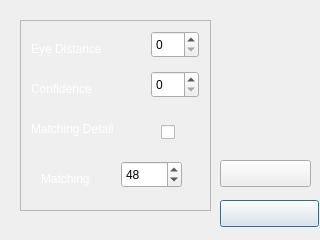
Before: the Qt Designer form dialogsetting.ui in racroi3010/nr-smartface, drawn with Qt 5.
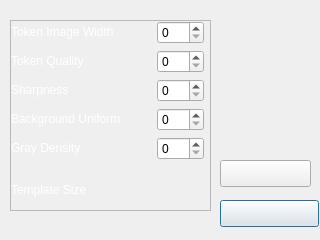
After: the same form once the commit is applied. Icons and pictures are not drawn.

The edit to the form file:
```diff
--- a/dialogsetting.ui
+++ b/dialogsetting.ui
@@ -63,9 +63,9 @@
   <widget class="QScrollArea" name="scrollArea">
    <property name="geometry">
     <rect>
-     <x>20</x>
+     <x>10</x>
      <y>20</y>
-     <width>191</width>
+     <width>201</width>
      <height>191</height>
     </rect>
    </property>
@@ -77,119 +77,132 @@
      <rect>
       <x>0</x>
       <y>0</y>
-      <width>189</width>
+      <width>199</width>
       <height>189</height>
      </rect>
     </property>
-    <widget class="QSpinBox" name="spb_matching">
+    <widget class="QWidget" name="gridLayoutWidget">
      <property name="geometry">
       <rect>
-       <x>100</x>
-       <y>140</y>
-       <width>61</width>
-       <height>27</height>
+       <x>0</x>
+       <y>0</y>
+       <width>193</width>
+       <height>286</height>
       </rect>
      </property>
-     <property name="value">
-      <number>48</number>
-     </property>
-    </widget>
-    <widget class="QLabel" name="label_6">
-     <property name="geometry">
-      <rect>
-       <x>20</x>
-       <y>150</y>
-       <width>71</width>
-       <height>17</height>
-      </rect>
-     </property>
-     <property name="styleSheet">
-      <string notr="true">background-image: url(:/new/images/images/bg_text_overlay.png);</string>
-     </property>
+     <layout class="QGridLayout" name="gridLayout" columnstretch="3,1">
+      <item row="9" column="0">
+       <widget class="QLabel" name="label">
+        <property name="text">
+         <string>&lt;html&gt;&lt;head/&gt;&lt;body&gt;&lt;p&gt;&lt;span style=&quot; color:#ffffff;&quot;&gt;First Result&lt;/span&gt;&lt;/p&gt;&lt;/body&gt;&lt;/html&gt;</string>
+        </property>
+       </widget>
+      </item>
+      <item row="6" column="1">
+       <widget class="QCheckBox" name="checkBox_3">
      <property name="text">
-      <string>&lt;html&gt;&lt;head/&gt;&lt;body&gt;&lt;p&gt;&lt;span style=&quot; color:#ffffff;&quot;&gt;Matching&lt;/span&gt;&lt;/p&gt;&lt;/body&gt;&lt;/html&gt;</string>
-     </property>
-    </widget>
-    <widget class="QLabel" name="label_7">
-     <property name="geometry">
-      <rect>
-       <x>10</x>
-       <y>100</y>
-       <width>111</width>
-       <height>17</height>
-      </rect>
-     </property>
-     <property name="styleSheet">
-      <string notr="true">background-image: url(:/new/images/images/bg_text_overlay.png);</string>
-     </property>
+         <string/>
+        </property>
+       </widget>
+      </item>
+      <item row="6" column="0">
+       <widget class="QLabel" name="label_4">
+        <property name="text">
+         <string>&lt;html&gt;&lt;head/&gt;&lt;body&gt;&lt;p&gt;&lt;span style=&quot; color:#ffffff;&quot;&gt;Detect All Feature&lt;/span&gt;&lt;/p&gt;&lt;/body&gt;&lt;/html&gt;</string>
+        </property>
+       </widget>
+      </item>
+      <item row="7" column="0">
+       <widget class="QLabel" name="label_3">
      <property name="text">
       <string>&lt;html&gt;&lt;head/&gt;&lt;body&gt;&lt;p&gt;&lt;span style=&quot; color:#ffffff;&quot;&gt;Matching Detail&lt;/span&gt;&lt;/p&gt;&lt;/body&gt;&lt;/html&gt;</string>
      </property>
     </widget>
-    <widget class="QCheckBox" name="cb_matchingdetail">
-     <property name="geometry">
-      <rect>
-       <x>140</x>
-       <y>100</y>
-       <width>21</width>
-       <height>22</height>
-      </rect>
-     </property>
+      </item>
+      <item row="7" column="1">
+       <widget class="QCheckBox" name="checkBox_2">
      <property name="text">
       <string/>
      </property>
     </widget>
+      </item>
+      <item row="4" column="1">
+       <widget class="QSpinBox" name="spinBox_2"/>
+      </item>
+      <item row="1" column="1">
+       <widget class="QSpinBox" name="spinBox_5"/>
+      </item>
+      <item row="8" column="1">
+       <widget class="QSpinBox" name="spinBox"/>
+      </item>
+      <item row="2" column="0">
     <widget class="QLabel" name="label_8">
-     <property name="geometry">
-      <rect>
-       <x>10</x>
-       <y>20</y>
-       <width>111</width>
-       <height>17</height>
-      </rect>
-     </property>
-     <property name="styleSheet">
-      <string notr="true">background-image: url(:/new/images/images/bg_text_overlay.png);</string>
-     </property>
+        <property name="text">
+         <string>&lt;html&gt;&lt;head/&gt;&lt;body&gt;&lt;p&gt;&lt;span style=&quot; color:#ffffff;&quot;&gt;Sharpness&lt;/span&gt;&lt;/p&gt;&lt;/body&gt;&lt;/html&gt;</string>
+        </property>
+       </widget>
+      </item>
+      <item row="4" column="0">
+       <widget class="QLabel" name="label_6">
+        <property name="text">
+         <string>&lt;html&gt;&lt;head/&gt;&lt;body&gt;&lt;p&gt;&lt;span style=&quot; color:#ffffff;&quot;&gt;Gray Density
+&lt;/span&gt;&lt;/p&gt;&lt;/body&gt;&lt;/html&gt;</string>
+        </property>
+       </widget>
+      </item>
+      <item row="9" column="1">
+       <widget class="QCheckBox" name="checkBox">
      <property name="text">
-      <string>&lt;html&gt;&lt;head/&gt;&lt;body&gt;&lt;p&gt;&lt;span style=&quot; color:#ffffff;&quot;&gt;Eye Distance&lt;/span&gt;&lt;/p&gt;&lt;/body&gt;&lt;/html&gt;</string>
-     </property>
-    </widget>
-    <widget class="QSpinBox" name="spb_eyedistance">
-     <property name="geometry">
-      <rect>
-       <x>130</x>
-       <y>10</y>
-       <width>48</width>
-       <height>27</height>
-      </rect>
-     </property>
-    </widget>
-    <widget class="QSpinBox" name="spb_confidence">
-     <property name="geometry">
-      <rect>
-       <x>130</x>
-       <y>50</y>
-       <width>48</width>
-       <height>27</height>
-      </rect>
-     </property>
-    </widget>
+         <string/>
+        </property>
+       </widget>
+      </item>
+      <item row="8" column="0">
+       <widget class="QLabel" name="label_2">
+        <property name="text">
+         <string>&lt;html&gt;&lt;head/&gt;&lt;body&gt;&lt;p&gt;&lt;span style=&quot; color:#ffffff;&quot;&gt;Max Result Count&lt;/span&gt;&lt;/p&gt;&lt;/body&gt;&lt;/html&gt;</string>
+        </property>
+       </widget>
+      </item>
+      <item row="3" column="0">
+       <widget class="QLabel" name="label_7">
+        <property name="text">
+         <string>&lt;html&gt;&lt;head/&gt;&lt;body&gt;&lt;p&gt;&lt;span style=&quot; color:#ffffff;&quot;&gt;Background Uniform&lt;/span&gt;&lt;/p&gt;&lt;/body&gt;&lt;/html&gt;</string>
+        </property>
+       </widget>
+      </item>
+      <item row="5" column="0">
+       <widget class="QLabel" name="label_5">
+        <property name="text">
+         <string>&lt;html&gt;&lt;head/&gt;&lt;body&gt;&lt;p&gt;&lt;span style=&quot; color:#ffffff;&quot;&gt;Template Size
+&lt;/span&gt;&lt;/p&gt;&lt;/body&gt;&lt;/html&gt;</string>
+        </property>
+       </widget>
+      </item>
+      <item row="2" column="1">
+       <widget class="QSpinBox" name="spinBox_4"/>
+      </item>
+      <item row="3" column="1">
+       <widget class="QSpinBox" name="spinBox_3"/>
+      </item>
+      <item row="1" column="0">
     <widget class="QLabel" name="label_9">
-     <property name="geometry">
-      <rect>
-       <x>10</x>
-       <y>60</y>
-       <width>111</width>
-       <height>17</height>
-      </rect>
-     </property>
-     <property name="styleSheet">
-      <string notr="true">background-image: url(:/new/images/images/bg_text_overlay.png);</string>
-     </property>
+        <property name="text">
+         <string>&lt;html&gt;&lt;head/&gt;&lt;body&gt;&lt;p&gt;&lt;span style=&quot; color:#ffffff;&quot;&gt;Token Quality&lt;/span&gt;&lt;/p&gt;&lt;/body&gt;&lt;/html&gt;</string>
+        </property>
+       </widget>
+      </item>
+      <item row="0" column="0">
+       <widget class="QLabel" name="label_10">
      <property name="text">
-      <string>&lt;html&gt;&lt;head/&gt;&lt;body&gt;&lt;p&gt;&lt;span style=&quot; color:#ffffff;&quot;&gt;Confidence&lt;/span&gt;&lt;/p&gt;&lt;/body&gt;&lt;/html&gt;</string>
-     </property>
+         <string>&lt;html&gt;&lt;head/&gt;&lt;body&gt;&lt;p&gt;&lt;span style=&quot; color:#ffffff;&quot;&gt;Token Image Width&lt;/span&gt;&lt;/p&gt;&lt;/body&gt;&lt;/html&gt;</string>
+        </property>
+       </widget>
+      </item>
+      <item row="0" column="1">
+       <widget class="QSpinBox" name="spinBox_6"/>
+      </item>
+     </layout>
     </widget>
    </widget>
   </widget>
```
Lines whose indentation alone changed are shown as unchanged.
